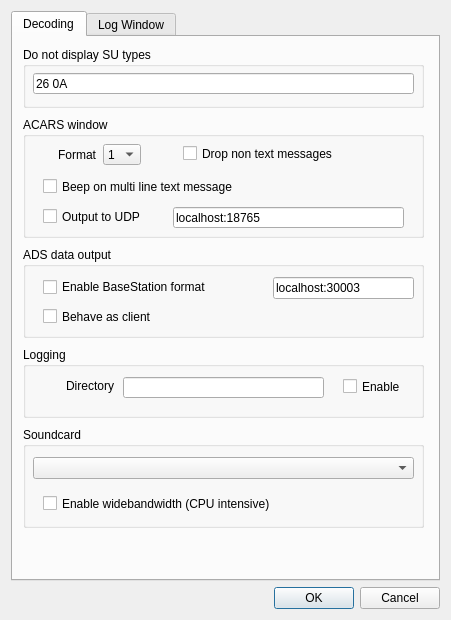
First picture: the form in JAERO/gui_classes/settingsdialog.ui, repository jontio/JAERO, before the edit.
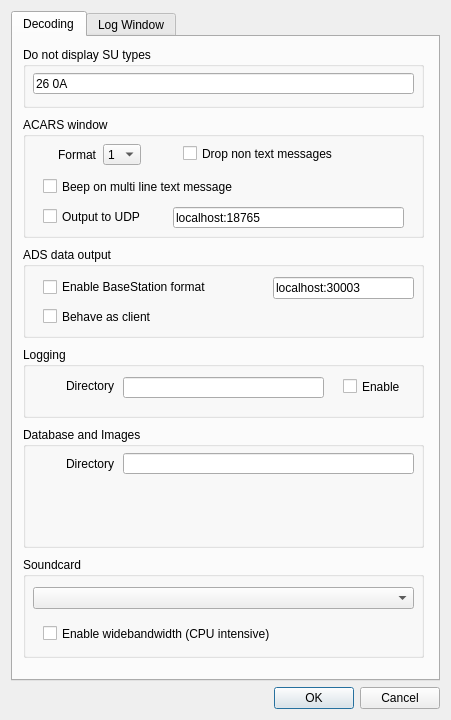
Second picture: the form after the edit.

Commit message: removed downloader, added class enum shema but not using it yet

The edit to the form file:
```diff
--- a/JAERO/gui_classes/settingsdialog.ui
+++ b/JAERO/gui_classes/settingsdialog.ui
@@ -7,7 +7,7 @@
     <x>0</x>
     <y>0</y>
     <width>451</width>
-    <height>620</height>
+    <height>720</height>
    </rect>
   </property>
   <property name="sizePolicy">
@@ -19,13 +19,13 @@
   <property name="minimumSize">
    <size>
     <width>451</width>
-    <height>620</height>
+    <height>720</height>
    </size>
   </property>
   <property name="maximumSize">
    <size>
     <width>451</width>
-    <height>620</height>
+    <height>720</height>
    </size>
   </property>
   <property name="windowTitle">
@@ -206,7 +206,7 @@
        <property name="geometry">
         <rect>
          <x>10</x>
-         <y>390</y>
+         <y>520</y>
          <width>401</width>
          <height>101</height>
         </rect>
@@ -302,6 +302,60 @@
         </property>
        </widget>
       </widget>
+      <widget class="QGroupBox" name="groupBox_7">
+       <property name="geometry">
+        <rect>
+         <x>10</x>
+         <y>390</y>
+         <width>401</width>
+         <height>121</height>
+        </rect>
+       </property>
+       <property name="title">
+        <string>Database and Images</string>
+       </property>
+       <widget class="QLineEdit" name="lineEditplanesfolder">
+        <property name="geometry">
+         <rect>
+          <x>100</x>
+          <y>26</y>
+          <width>291</width>
+          <height>21</height>
+         </rect>
+        </property>
+        <property name="toolTip">
+         <string>&lt;html&gt;&lt;head/&gt;&lt;body&gt;&lt;p&gt;Plane images are stored as {AES}.png or {AES}.jpg and database as aircrafts_dump.db in this folder.&lt;/p&gt;&lt;/body&gt;&lt;/html&gt;</string>
+        </property>
+       </widget>
+       <widget class="QLabel" name="label_10">
+        <property name="geometry">
+         <rect>
+          <x>10</x>
+          <y>24</y>
+          <width>81</width>
+          <height>25</height>
+         </rect>
+        </property>
+        <property name="minimumSize">
+         <size>
+          <width>0</width>
+          <height>25</height>
+         </size>
+        </property>
+        <property name="maximumSize">
+         <size>
+          <width>16777215</width>
+          <height>25</height>
+         </size>
+        </property>
+        <property name="text">
+         <string>Directory</string>
+        </property>
+        <property name="alignment">
+         <set>Qt::AlignRight|Qt::AlignTrailing|Qt::AlignVCenter</set>
+        </property>
+       </widget>
+      </widget>
       <widget class="QGroupBox" name="groupBox_2">
        <property name="geometry">
         <rect>
```
The commit also changes 4 other files.
